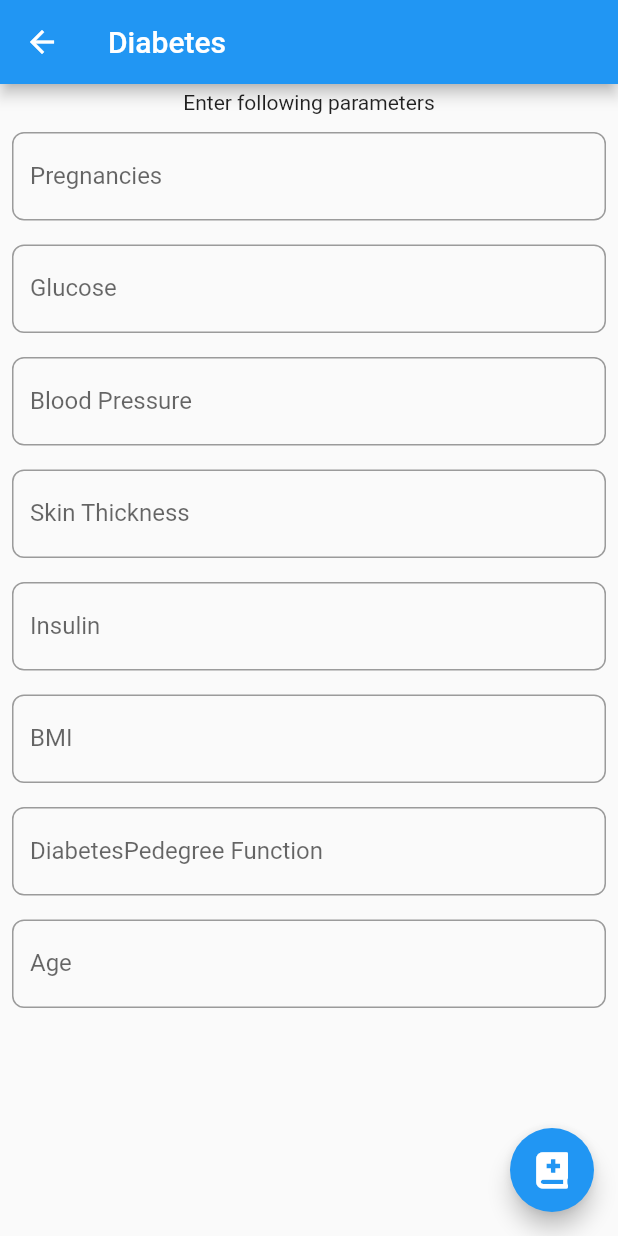
After one commit to cyber-venom003/Swasthyam-App, a Flutter app: the screen it shows after launch, tab 3 chosen, after a tap on "Diabetes", on a phone screen of 412 x 824 dp. The commit adds this screen. Run offline on Flutter 3.47's test engine with Material 2 defaults, Android fonts, the light colour scheme and no system bars; our stand-ins replace cloud_firestore, firebase_core, font_awesome_flutter; missing offline and left inert: dart:ffi; accounts and stored records are empty.

Commit message:
Adds page for entering Diabetes Parameters

```diff
--- /dev/null
+++ b/lib/routes/diabetesInput.dart
@@ -0,0 +1,224 @@
+import 'dart:ffi';
+
+import 'package:flutter/material.dart';
+import 'package:font_awesome_flutter/font_awesome_flutter.dart';
+
+class DiabetesInput extends StatefulWidget {
+  @override
+  _DiabetesInputState createState() => _DiabetesInputState();
+}
+
+class _DiabetesInputState extends State<DiabetesInput> {
+  int pregnancies, glucose, bloodPressure, skinThickness, insulin, bmi, age;
+  double diabetesPedgreeFuncion;
+  @override
+  void initState() {
+    pregnancies = 0;
+    glucose = 121;
+    bloodPressure = 69;
+    skinThickness = 20;
+    insulin = 0;
+    bmi = 32;
+    age = 35;
+    diabetesPedgreeFuncion = 0.47;
+    super.initState();
+  }
+
+  @override
+  Widget build(BuildContext context) {
+    return Scaffold(
+      appBar: AppBar(title: Text("Diabetes")),
+      body: Container(
+        child: SingleChildScrollView(
+          child: Column(
+            children: [
+              Padding(
+                padding: const EdgeInsets.all(4.0),
+                child: Text(
+                  "Enter following parameters",
+                  textAlign: TextAlign.left,
+                ),
+              ),
+              Padding(
+                padding: const EdgeInsets.all(8.0),
+                child: TextFormField(
+                  decoration: InputDecoration(
+                    labelText: "Pregnancies",
+                    fillColor: Colors.white,
+                    border: new OutlineInputBorder(
+                      borderRadius: new BorderRadius.circular(8.0),
+                      borderSide: new BorderSide(),
+                    ),
+                  ),
+                  keyboardType: TextInputType.number,
+                  onChanged: (value) {
+                    setState(() {
+                      pregnancies = int.parse(value);
+                    });
+                  },
+                ),
+              ),
+              Padding(
+                padding: const EdgeInsets.all(8.0),
+                child: TextFormField(
+                  decoration: InputDecoration(
+                    labelText: "Glucose",
+                    fillColor: Colors.white,
+                    border: new OutlineInputBorder(
+                      borderRadius: new BorderRadius.circular(8.0),
+                      borderSide: new BorderSide(),
+                    ),
+                  ),
+                  keyboardType: TextInputType.number,
+                  onChanged: (value) {
+                    setState(() {
+                      glucose = int.parse(value);
+                    });
+                  },
+                ),
+              ),
+              Padding(
+                padding: const EdgeInsets.all(8.0),
+                child: TextFormField(
+                  decoration: InputDecoration(
+                    labelText: "Blood Pressure",
+                    fillColor: Colors.white,
+                    border: new OutlineInputBorder(
+                      borderRadius: new BorderRadius.circular(8.0),
+                      borderSide: new BorderSide(),
+                    ),
+                  ),
+                  keyboardType: TextInputType.number,
+                  onChanged: (value) {
+                    setState(() {
+                      bloodPressure = int.parse(value);
+                    });
+                  },
+                ),
+              ),
+              Padding(
+                padding: const EdgeInsets.all(8.0),
+                child: TextFormField(
+                  decoration: InputDecoration(
+                    labelText: "Skin Thickness",
+                    fillColor: Colors.white,
+                    border: new OutlineInputBorder(
+                      borderRadius: new BorderRadius.circular(8.0),
+                      borderSide: new BorderSide(),
+                    ),
+                  ),
+                  keyboardType: TextInputType.number,
+                  onChanged: (value) {
+                    setState(() {
+                      skinThickness = int.parse(value);
+                    });
+                  },
+                ),
+              ),
+              Padding(
+                padding: const EdgeInsets.all(8.0),
+                child: TextFormField(
+                  decoration: InputDecoration(
+                    labelText: "Insulin",
+                    fillColor: Colors.white,
+                    border: new OutlineInputBorder(
+                      borderRadius: new BorderRadius.circular(8.0),
+                      borderSide: new BorderSide(),
+                    ),
+                  ),
+                  keyboardType: TextInputType.number,
+                  onChanged: (value) {
+                    setState(() {
+                      insulin = int.parse(value);
+                    });
+                  },
+                ),
+              ),
+              Padding(
+                padding: const EdgeInsets.all(8.0),
+                child: TextFormField(
+                  decoration: InputDecoration(
+                    labelText: "BMI",
+                    fillColor: Colors.white,
+                    border: new OutlineInputBorder(
+                      borderRadius: new BorderRadius.circular(8.0),
+                      borderSide: new BorderSide(),
+                    ),
+                  ),
+                  keyboardType: TextInputType.number,
+                  onChanged: (value) {
+                    setState(() {
+                      bmi = int.parse(value);
+                    });
+                  },
+                ),
+              ),
+              Padding(
+                padding: const EdgeInsets.all(8.0),
+                child: TextFormField(
+                  decoration: InputDecoration(
+                    labelText: "DiabetesPedegree Function",
+                    fillColor: Colors.white,
+                    border: new OutlineInputBorder(
+                      borderRadius: new BorderRadius.circular(8.0),
+                      borderSide: new BorderSide(),
+                    ),
+                  ),
+                  keyboardType: TextInputType.number,
+                  onChanged: (value) {
+                    setState(() {
+                      diabetesPedgreeFuncion = double.parse(value);
+                    });
+                  },
+                ),
+              ),
+              Padding(
+                padding: const EdgeInsets.all(8.0),
+                child: TextFormField(
+                  decoration: InputDecoration(
+                    labelText: "Age",
+                    fillColor: Colors.white,
+                    border: new OutlineInputBorder(
+                      borderRadius: new BorderRadius.circular(8.0),
+                      borderSide: new BorderSide(),
+                    ),
+                  ),
+                  keyboardType: TextInputType.number,
+                  onChanged: (value) {
+                    setState(() {
+                      age = int.parse(value);
+                    });
+                  },
+                ),
+              ),
+            ],
+          ),
+        ),
+      ),
+      floatingActionButton: FloatingActionButton(
+        child: FaIcon(FontAwesomeIcons.bookMedical),
+        onPressed: () {
+          pregnancies = pregnancies ?? 0;
+          glucose = glucose ?? 121;
+          bloodPressure = bloodPressure ?? 69;
+          skinThickness = skinThickness ?? 20;
+          insulin = insulin ?? 0;
+          bmi = bmi ?? 32;
+          diabetesPedgreeFuncion = diabetesPedgreeFuncion ?? 0.47;
+          age = age ?? 35;
+          print("""
+          Details captured from user:
+          pregnancies: $pregnancies,
+          glucode: $glucose,
+          bloodPressure: $bloodPressure,
+          skinThickness: $skinThickness,
+          insulin: $insulin,
+          bmi: $bmi,
+          diabetespedegreeFunction: $diabetesPedgreeFuncion,
+          age: $age
+          """);
+        },
+      ),
+    );
+  }
+}
--- a/lib/routes/homePage.dart
+++ b/lib/routes/homePage.dart
@@ -2,6 +2,7 @@ import 'package:flutter/material.dart';
 import 'package:swasthyam/routes/diseaseInput.dart';
 import 'package:swasthyam/routes/symptomsInput.dart';
 import 'package:font_awesome_flutter/font_awesome_flutter.dart';
+import 'package:swasthyam/routes/testInput.dart';
 
 class HomePage extends StatelessWidget {
   @override
@@ -24,7 +25,7 @@ class HomePage extends StatelessWidget {
               children: [
                 SymptomsInput(),
                 DiseaseInput(),
-                Icon(Icons.access_alarm)
+                TestInput()
               ]
           ),
         )
--- a/lib/routes/testInput.dart
+++ b/lib/routes/testInput.dart
@@ -0,0 +1,31 @@
+import 'package:flutter/material.dart';
+import 'package:swasthyam/routes/diabetesInput.dart';
+
+class TestInput extends StatefulWidget {
+  @override
+  _TestInputState createState() => _TestInputState();
+}
+
+class _TestInputState extends State<TestInput> {
+  @override
+  Widget build(BuildContext context) {
+    return Container(
+      child: Column(
+        mainAxisAlignment: MainAxisAlignment.center,
+        mainAxisSize: MainAxisSize.max,
+        children: [
+          RaisedButton(
+              child: Text("Diabetes"),
+              onPressed: () {
+                Navigator.push(context,
+                    MaterialPageRoute(builder: (context) => DiabetesInput()));
+              }),
+          RaisedButton(child: Text("Cardio Vascular"), onPressed: () {}),
+          RaisedButton(child: Text("Covid"), onPressed: () {}),
+          RaisedButton(child: Text("Pneumonia"), onPressed: () {}),
+          RaisedButton(child: Text("Breast Cancer"), onPressed: () {}),
+        ],
+      ),
+    );
+  }
+}
```
